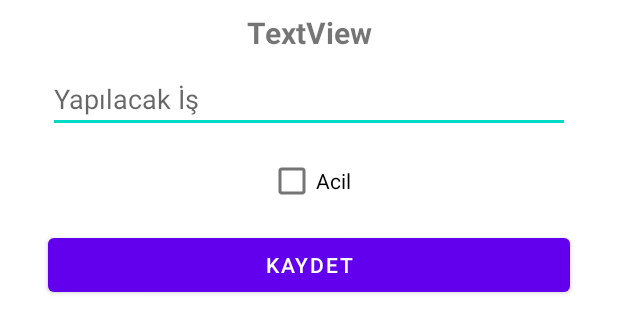
After one commit to murselcetin/KullaniciEtkilesimi, an Android app: the layout alert_tasarim.xml on its own in the app's theme, with its tools: preview values and no code run, on a phone screen of 412 x 824 dp. The commit adds this screen. Shown: the top 333 px of the screen. Run offline under Robolectric (Android 15) with nearby library versions, the phone set to English and light mode, and no system bars.

Commit message:
Ders 9 işlendi.

```diff
--- /dev/null
+++ b/app/src/main/res/drawable/resim.xml
@@ -0,0 +1,5 @@
+<vector android:height="24dp" android:tint="#7B7A7A"
+    android:viewportHeight="24" android:viewportWidth="24"
+    android:width="24dp" xmlns:android="http://schemas.android.com/apk/res/android">
+    <path android:fillColor="@android:color/white" android:pathData="M19,6.41L17.59,5 12,10.59 6.41,5 5,6.41 10.59,12 5,17.59 6.41,19 12,13.41 17.59,19 19,17.59 13.41,12z"/>
+</vector>
--- /dev/null
+++ b/app/src/main/res/layout/alert_tasarim.xml
@@ -0,0 +1,59 @@
+<?xml version="1.0" encoding="utf-8"?>
+<androidx.constraintlayout.widget.ConstraintLayout xmlns:android="http://schemas.android.com/apk/res/android"
+    xmlns:app="http://schemas.android.com/apk/res-auto"
+    xmlns:tools="http://schemas.android.com/tools"
+    android:layout_width="match_parent"
+    android:layout_height="wrap_content">
+
+    <TextView
+        android:id="@+id/textViewAlert"
+        android:layout_width="wrap_content"
+        android:layout_height="wrap_content"
+        android:layout_marginTop="8dp"
+        android:text="TextView"
+        android:textSize="20sp"
+        android:textStyle="bold"
+        app:layout_constraintEnd_toEndOf="parent"
+        app:layout_constraintHorizontal_bias="0.5"
+        app:layout_constraintStart_toStartOf="parent"
+        app:layout_constraintTop_toTopOf="parent" />
+
+    <EditText
+        android:id="@+id/editTextAlert"
+        android:layout_width="0dp"
+        android:layout_height="wrap_content"
+        android:layout_marginStart="32dp"
+        android:layout_marginTop="8dp"
+        android:layout_marginEnd="32dp"
+        android:ems="10"
+        android:hint="Yapılacak İş"
+        android:inputType="textPersonName"
+        app:layout_constraintEnd_toEndOf="parent"
+        app:layout_constraintHorizontal_bias="0.5"
+        app:layout_constraintStart_toStartOf="parent"
+        app:layout_constraintTop_toBottomOf="@+id/textViewAlert" />
+
+    <CheckBox
+        android:id="@+id/checkBoxAlert"
+        android:layout_width="wrap_content"
+        android:layout_height="wrap_content"
+        android:layout_marginTop="8dp"
+        android:text="Acil"
+        app:layout_constraintEnd_toEndOf="parent"
+        app:layout_constraintHorizontal_bias="0.5"
+        app:layout_constraintStart_toStartOf="parent"
+        app:layout_constraintTop_toBottomOf="@+id/editTextAlert" />
+
+    <Button
+        android:id="@+id/buttonKaydet"
+        android:layout_width="0dp"
+        android:layout_height="wrap_content"
+        android:layout_marginStart="32dp"
+        android:layout_marginTop="8dp"
+        android:layout_marginEnd="32dp"
+        android:text="KAYDET"
+        app:layout_constraintEnd_toEndOf="parent"
+        app:layout_constraintHorizontal_bias="0.5"
+        app:layout_constraintStart_toStartOf="parent"
+        app:layout_constraintTop_toBottomOf="@+id/checkBoxAlert" />
+</androidx.constraintlayout.widget.ConstraintLayout>
```
Also changed, not shown: app/src/main/java/com/example/kullanicietkilesimi/MainActivity.kt (+36 -3 lines).
